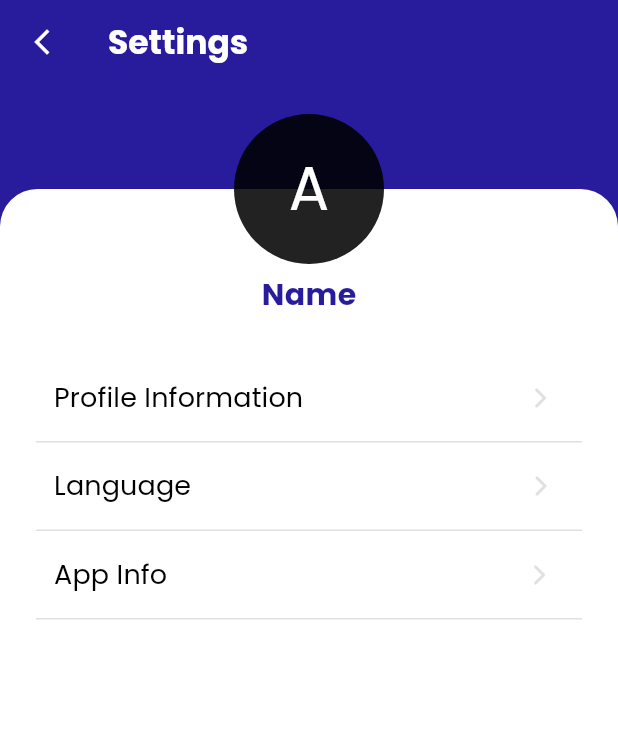
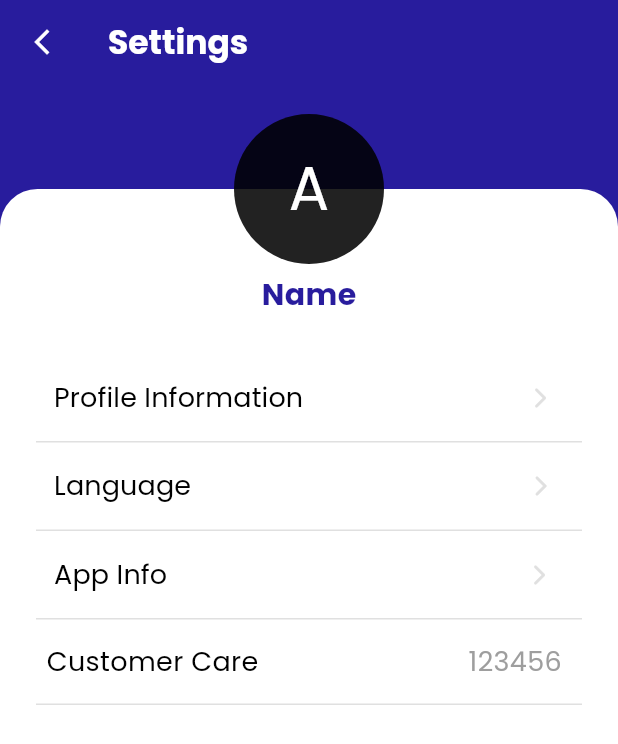
Before and after one commit to ACICT-DEPI/CAI1_SWD4_S9d-bank-application, a Flutter app: the SettingsScreen screen opened by its route, on a phone screen of 412 x 824 dp. Shown: the top 744 px of the screen. Run offline on Flutter 3.47's test engine with Material 3 defaults, Android fonts, the phone set to English and light mode, and no system bars; our stand-ins replace awesome_dialog, cloud_firestore, firebase_auth, firebase_core, flutter_otp_text_field, get and 3 more; accounts and stored records are empty; project files that could hold a hidden picture were left out.

Commit message:
settings screen design complete

```diff
--- a/lib/screen/settings/settings.dart
+++ b/lib/screen/settings/settings.dart
@@ -125,6 +125,30 @@ class SettingsScreen extends StatelessWidget {
                             ],
                           )),
                     ),
+                    Container(
+                        padding: EdgeInsets.symmetric(vertical: 10, horizontal: 7),
+                        width: double.infinity,
+                        alignment: Alignment.centerLeft,
+                        decoration: BoxDecoration(
+                          border: Border(
+                              bottom: BorderSide(color: Colors.grey.shade300)
+                          )
+                      ),
+                      child: Row(
+                            mainAxisSize: MainAxisSize.min,
+                            children: [
+                              Text(
+                                'Customer Care',
+                                style: TextStyle(fontSize: 18, color: Colors.black),
+                              ),
+                              SizedBox(width: 140,),
+                              Text(
+                                '123456',
+                                style: TextStyle(fontSize: 18, color: Colors.grey.shade500),
+                              ),
+                            ],
+                          )
+                    )
                   ],
                 ),
               ),
```
